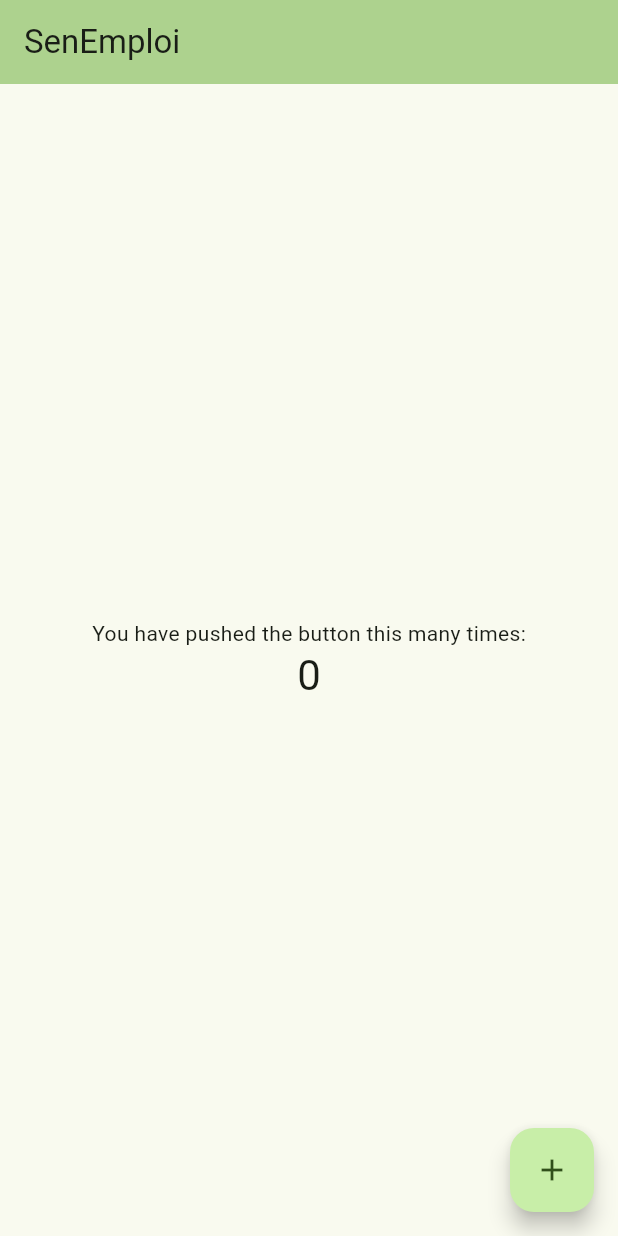
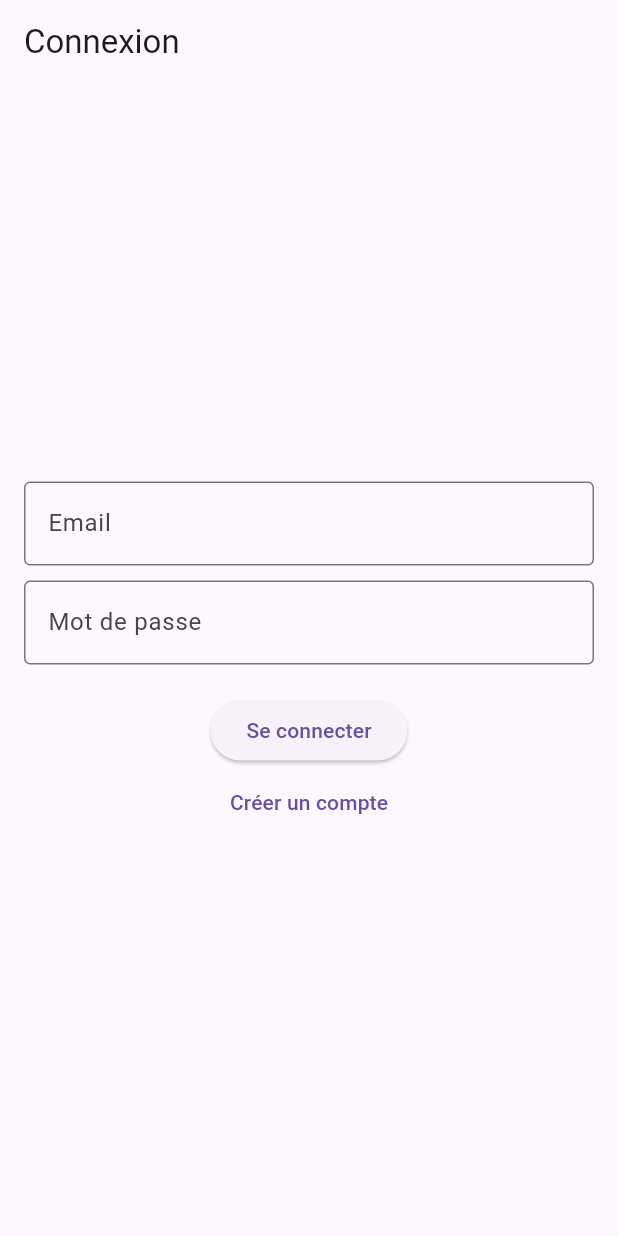
Before and after one commit to Ahmadoubambamb/notre_projet_senEmploi, a Flutter app: the screen it shows after launch, on a phone screen of 412 x 824 dp. Run offline on Flutter 3.47's test engine with Material 3 defaults, Android fonts, the phone set to English and light mode, and no system bars.

Commit message:
page de connexion

```diff
--- /dev/null
+++ b/senemploi/lib/login_connexion.dart
@@ -0,0 +1,53 @@
+import 'package:flutter/material.dart';
+
+class LoginConnexion extends StatelessWidget {
+  LoginConnexion({super.key});
+  final TextEditingController emailController = TextEditingController();
+  final TextEditingController passwordController = TextEditingController();
+
+  @override
+  Widget build(BuildContext context) {
+    return Scaffold(
+      appBar: AppBar(
+        title: const Text('Connexion'),
+      ),
+      body: Padding(
+        padding: const EdgeInsets.all(16.0),
+        child: Column(
+          mainAxisAlignment: MainAxisAlignment.center,
+          children: [
+            TextField(
+              controller: emailController,
+              decoration: const InputDecoration(
+                labelText: 'Email',
+                border: OutlineInputBorder(),
+              ),
+            ),
+            const SizedBox(height: 10),
+            TextField(
+              controller: passwordController,
+              obscureText: true,
+              decoration: const InputDecoration(
+                labelText: 'Mot de passe',
+                border: OutlineInputBorder(),
+              ),
+            ),
+            const SizedBox(height: 20),
+            ElevatedButton(
+              onPressed: () {
+                // Appeler la fonction de connexion ici
+              },
+              child: const Text('Se connecter'),
+            ),
+            TextButton(
+              onPressed: () {
+                // Naviguer vers l'écran de création de compte
+              },
+              child: const Text('Créer un compte'),
+            ),
+          ],
+        ),
+      ),
+    );
+  }
+}
--- a/senemploi/lib/main.dart
+++ b/senemploi/lib/main.dart
@@ -1,4 +1,5 @@
 import 'package:flutter/material.dart';
+import 'login_connexion.dart';
 
 void main() {
   runApp(const MyApp());
@@ -6,66 +7,14 @@
 
 class MyApp extends StatelessWidget {
   const MyApp({super.key});
-
-  // This widget is the root of your application.
   @override
   Widget build(BuildContext context) {
     return MaterialApp(
-      title: 'SenEmploi',
+      title: 'Application Opportunités d\'Emploi',
       theme: ThemeData(
-        colorScheme: ColorScheme.fromSeed(
-            seedColor: const Color.fromARGB(255, 186, 211, 163)),
-        useMaterial3: true,
+        primarySwatch: Colors.blue,
       ),
-      home: const MyHomePage(title: 'SenEmploi'),
+      home: LoginConnexion(),
     );
   }
 }
-
-class MyHomePage extends StatefulWidget {
-  const MyHomePage({super.key, required this.title});
-
-  final String title;
-
-  @override
-  State<MyHomePage> createState() => _MyHomePageState();
-}
-
-class _MyHomePageState extends State<MyHomePage> {
-  int _counter = 0;
-
-  void _incrementCounter() {
-    setState(() {
-      _counter++;
-    });
-  }
-
-  @override
-  Widget build(BuildContext context) {
-    return Scaffold(
-      appBar: AppBar(
-        backgroundColor: Theme.of(context).colorScheme.inversePrimary,
-        title: Text(widget.title),
-      ),
-      body: Center(
-        child: Column(
-          mainAxisAlignment: MainAxisAlignment.center,
-          children: <Widget>[
-            const Text(
-              'You have pushed the button this many times:',
-            ),
-            Text(
-              '$_counter',
-              style: Theme.of(context).textTheme.headlineMedium,
-            ),
-          ],
-        ),
-      ),
-      floatingActionButton: FloatingActionButton(
-        onPressed: _incrementCounter,
-        tooltip: 'Increment',
-        child: const Icon(Icons.add),
-      ), // This trailing comma makes auto-formatting nicer for build methods.
-    );
-  }
-}
```
